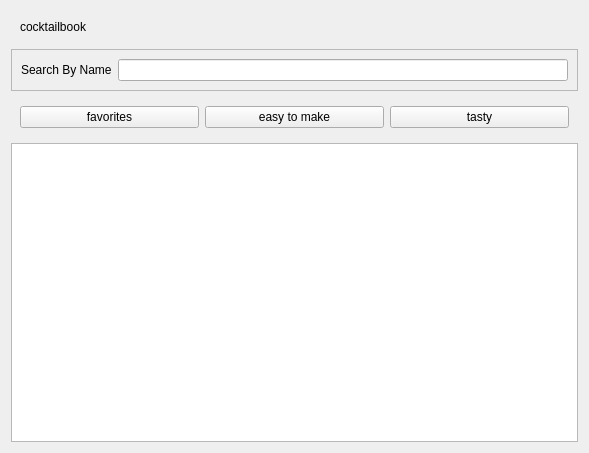
First picture: the form in app_gui/cocktail_book_screen.ui, repository elonadam/WhatCanIMake, before the edit.
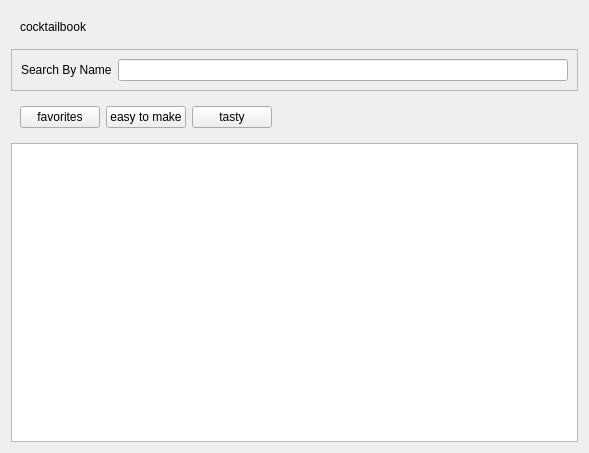
Second picture: the form after the edit.

```diff
--- a/app_gui/cocktail_book_screen.ui
+++ b/app_gui/cocktail_book_screen.ui
@@ -49,7 +49,7 @@
      </layout>
     </widget>
    </item>
-   <item>
+   <item alignment="Qt::AlignmentFlag::AlignLeft">
     <widget class="QWidget" name="widget_2" native="true">
      <layout class="QHBoxLayout" name="horizontalLayout_3">
       <item>
```
